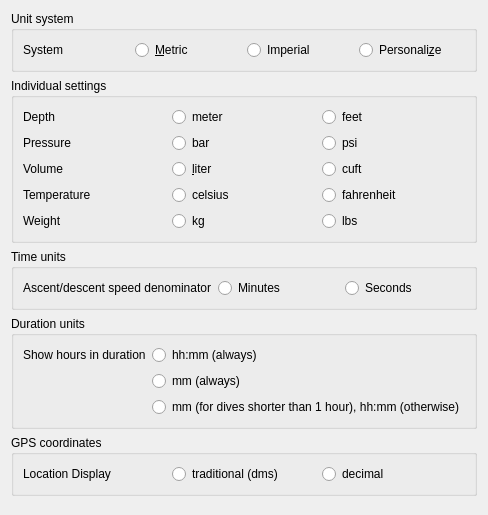
The window that desktop-widgets/preferences/preferences_units.ui (subsurface/subsurface) describes before a commit, drawn with Qt 5.
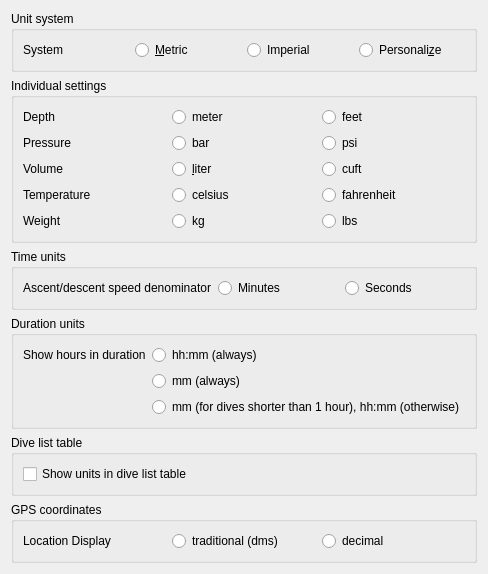
The same window after the commit.

Commit message:
Display units in dive list table based on prefs option
Add a preferences option which enables or disables display of units in the
main dive liste table.

Diff of the .ui file:
```diff
--- a/desktop-widgets/preferences/preferences_units.ui
+++ b/desktop-widgets/preferences/preferences_units.ui
@@ -269,7 +269,23 @@
     </widget>
    </item>
    <item>
-    <widget class="QGroupBox" name="groupBox_11">
+    <widget class="QGroupBox" name="groupBox_divelist">
+     <property name="title">
+      <string>Dive list table</string>
+     </property>
+     <layout class="QHBoxLayout" name="horizontalLayout_2">
+      <item>
+       <widget class="QCheckBox" name="show_units_table">
+        <property name="text">
+         <string>Show units in dive list table</string>
+        </property>
+       </widget>
+      </item>
+     </layout>
+    </widget>
+   </item>
+   <item>
+    <widget class="QGroupBox" name="groupBox_gps">
      <property name="title">
       <string>GPS coordinates</string>
      </property>
```
The commit also changes 7 other files.
